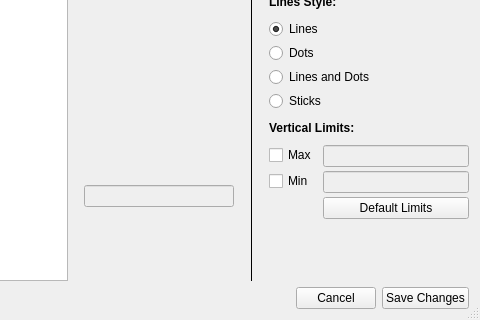
facontidavide/plotjuggler-release, file plotjuggler_app/plotwidget_editor.ui: the form before one commit; both pictures show x 475 to 955 and y 337 to 657 of the 955 by 657 pixel window.
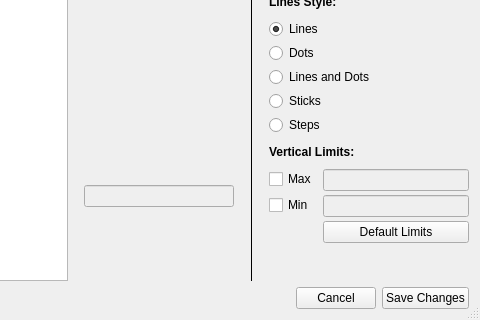
The form after the commit.

What changed in the file:
```diff
--- a/plotjuggler_app/plotwidget_editor.ui
+++ b/plotjuggler_app/plotwidget_editor.ui
@@ -341,6 +341,13 @@
               </property>
              </widget>
             </item>
+             <item>
+             <widget class="QRadioButton" name="radioSteps">
+              <property name="text">
+               <string>Steps</string>
+              </property>
+             </widget>
+            </item>
            </layout>
           </widget>
          </item>
```
